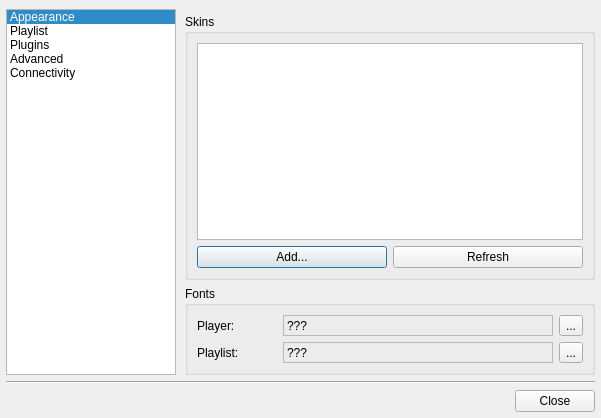
Qt form src/ui/forms/configdialog.ui (ksv1986/qmmp-staging) before a commit.
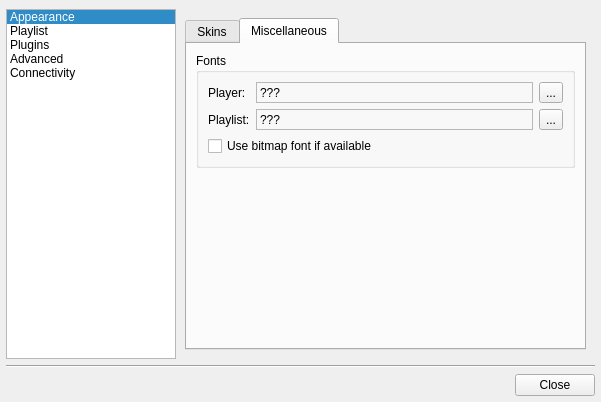
The same form after that commit. The open tabs and pages were chosen to show the change. Icons and pictures are not drawn.

Commit message: added bitmap text support (thanks to Erik Ölsar)

The edit to the form file:
```diff
--- a/src/ui/forms/configdialog.ui
+++ b/src/ui/forms/configdialog.ui
@@ -7,7 +7,7 @@
     <x>0</x>
     <y>0</y>
     <width>601</width>
-    <height>418</height>
+    <height>402</height>
    </rect>
   </property>
   <property name="windowTitle">
@@ -149,29 +149,18 @@
         <number>0</number>
        </property>
        <widget class="QWidget" name="widget1">
-        <layout class="QVBoxLayout">
-         <property name="spacing">
-          <number>6</number>
-         </property>
-         <property name="leftMargin">
-          <number>9</number>
-         </property>
-         <property name="topMargin">
-          <number>5</number>
-         </property>
-         <property name="rightMargin">
-          <number>0</number>
-         </property>
-         <property name="bottomMargin">
-          <number>0</number>
-         </property>
+        <layout class="QVBoxLayout" name="verticalLayout_4">
          <item>
-          <widget class="QGroupBox" name="groupBox">
-           <property name="title">
+          <widget class="QTabWidget" name="tabWidget">
+           <property name="currentIndex">
+            <number>0</number>
+           </property>
+           <widget class="QWidget" name="tab_4">
+            <attribute name="title">
             <string>Skins</string>
-           </property>
+            </attribute>
            <layout class="QGridLayout" name="gridLayout">
-            <item row="0" column="0" colspan="2">
+             <item row="0" column="0" colspan="4">
              <widget class="QListWidget" name="listWidget">
               <property name="alternatingRowColors">
                <bool>true</bool>
@@ -190,7 +179,7 @@
               </property>
              </widget>
             </item>
-            <item row="1" column="0">
+             <item row="1" column="0" colspan="2">
              <widget class="QPushButton" name="skinInstallButton">
               <property name="minimumSize">
                <size>
@@ -203,7 +192,7 @@
               </property>
              </widget>
             </item>
-            <item row="1" column="1">
+             <item row="1" column="2">
              <widget class="QPushButton" name="skinReloadButton">
               <property name="minimumSize">
                <size>
@@ -216,9 +205,26 @@
               </property>
              </widget>
             </item>
-           </layout>
-          </widget>
-         </item>
+             <item row="1" column="3">
+              <spacer name="horizontalSpacer">
+               <property name="orientation">
+                <enum>Qt::Horizontal</enum>
+               </property>
+               <property name="sizeHint" stdset="0">
+                <size>
+                 <width>40</width>
+                 <height>20</height>
+                </size>
+               </property>
+              </spacer>
+             </item>
+            </layout>
+           </widget>
+           <widget class="QWidget" name="tab_5">
+            <attribute name="title">
+             <string>Miscellaneous</string>
+            </attribute>
+            <layout class="QVBoxLayout" name="verticalLayout_5">
          <item>
           <widget class="QGroupBox" name="plGroupBox">
            <property name="sizePolicy">
@@ -233,6 +239,12 @@
            <layout class="QGridLayout" name="gridLayout_2">
             <item row="0" column="0">
              <widget class="QLabel" name="label">
+                  <property name="sizePolicy">
+                   <sizepolicy hsizetype="Preferred" vsizetype="Preferred">
+                    <horstretch>0</horstretch>
+                    <verstretch>0</verstretch>
+                   </sizepolicy>
+                  </property>
               <property name="maximumSize">
                <size>
                 <width>80</width>
@@ -249,6 +261,12 @@
             </item>
             <item row="0" column="1">
              <widget class="QLabel" name="mainFontLabel">
+                  <property name="sizePolicy">
+                   <sizepolicy hsizetype="Expanding" vsizetype="Preferred">
+                    <horstretch>0</horstretch>
+                    <verstretch>0</verstretch>
+                   </sizepolicy>
+                  </property>
               <property name="frameShape">
                <enum>QFrame::StyledPanel</enum>
               </property>
@@ -269,6 +287,12 @@
             </item>
             <item row="1" column="0">
              <widget class="QLabel" name="label_2">
+                  <property name="sizePolicy">
+                   <sizepolicy hsizetype="Preferred" vsizetype="Preferred">
+                    <horstretch>0</horstretch>
+                    <verstretch>0</verstretch>
+                   </sizepolicy>
+                  </property>
               <property name="maximumSize">
                <size>
                 <width>80</width>
@@ -285,6 +309,12 @@
             </item>
             <item row="1" column="1">
              <widget class="QLabel" name="plFontLabel">
+                  <property name="sizePolicy">
+                   <sizepolicy hsizetype="Expanding" vsizetype="Preferred">
+                    <horstretch>0</horstretch>
+                    <verstretch>0</verstretch>
+                   </sizepolicy>
+                  </property>
               <property name="frameShape">
                <enum>QFrame::StyledPanel</enum>
               </property>
@@ -303,7 +333,31 @@
               </property>
              </widget>
             </item>
-           </layout>
+                <item row="2" column="0" colspan="2">
+                 <widget class="QCheckBox" name="useBitmapCheckBox">
+                  <property name="text">
+                   <string>Use bitmap font if available</string>
+                  </property>
+                 </widget>
+                </item>
+               </layout>
+              </widget>
+             </item>
+             <item>
+              <spacer name="verticalSpacer">
+               <property name="orientation">
+                <enum>Qt::Vertical</enum>
+               </property>
+               <property name="sizeHint" stdset="0">
+                <size>
+                 <width>20</width>
+                 <height>160</height>
+                </size>
+               </property>
+              </spacer>
+             </item>
+            </layout>
+           </widget>
           </widget>
          </item>
         </layout>
```
Lines whose indentation alone changed are shown as unchanged. The commit also changes 14 other files.
